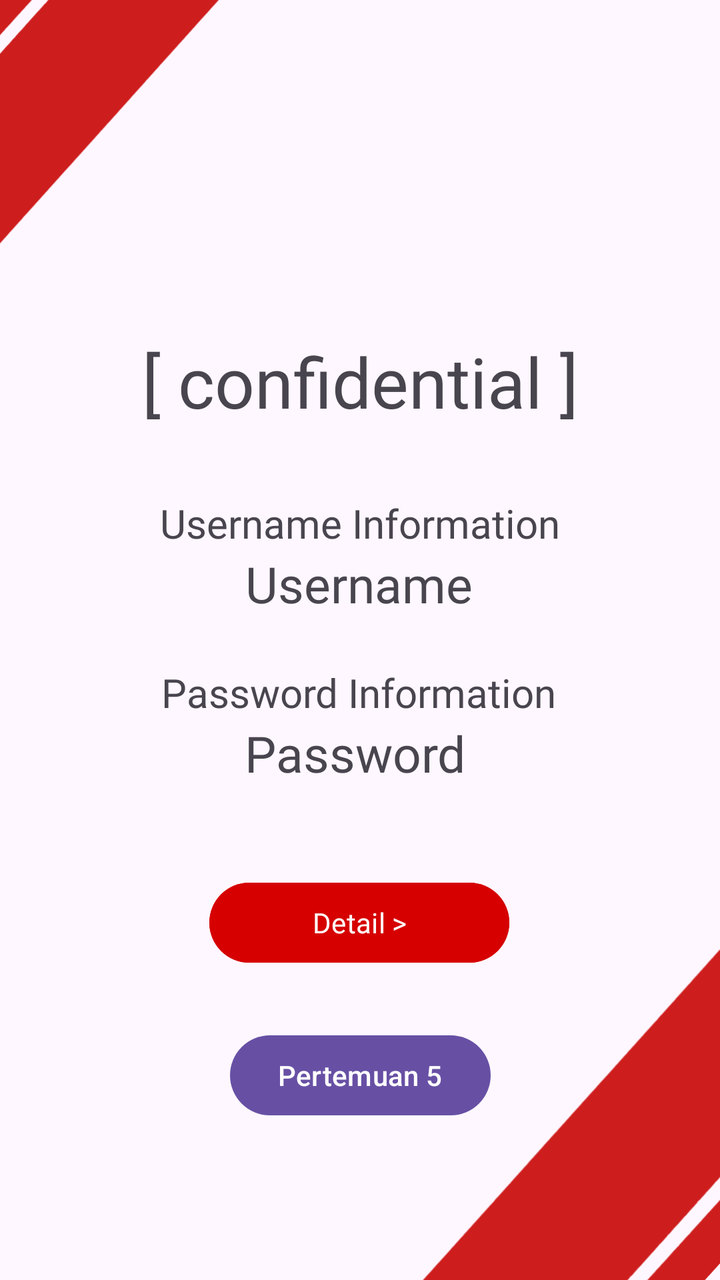
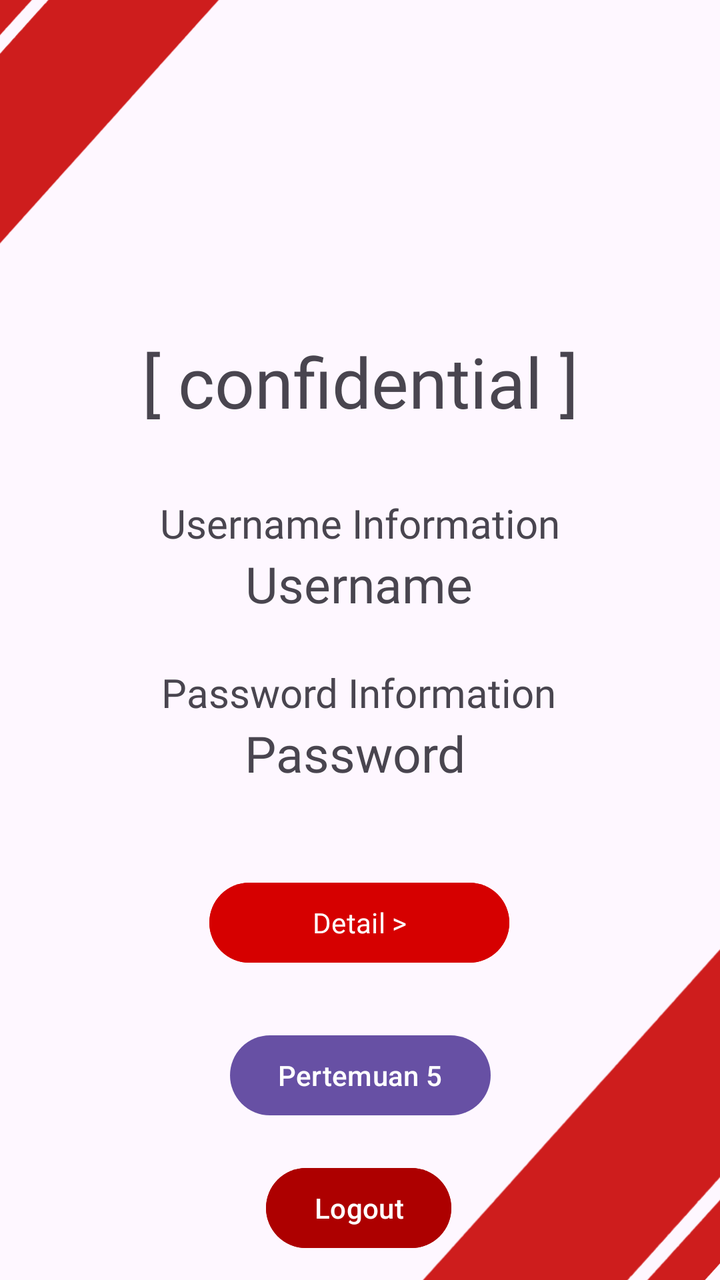

An Android layout rendered at two revisions. The XML below is the earlier revision; the diff shows what the commit changed to produce the second picture.
<!-- AndroidManifest.xml: application theme Theme.Sherine_TIA -->
<!-- res/layout/activity_main.xml -->
<?xml version="1.0" encoding="utf-8"?>
<androidx.constraintlayout.widget.ConstraintLayout xmlns:android="http://schemas.android.com/apk/res/android"
    xmlns:app="http://schemas.android.com/apk/res-auto"
    xmlns:tools="http://schemas.android.com/tools"
    android:id="@+id/main"
    android:layout_width="match_parent"
    android:layout_height="match_parent"
    tools:context=".MainActivity">

    <ImageView
        android:id="@+id/imageView12"
        android:layout_width="452dp"
        android:layout_height="239dp"
        android:layout_marginEnd="92dp"
        app:layout_constraintBottom_toBottomOf="parent"
        app:layout_constraintEnd_toEndOf="parent"
        app:layout_constraintTop_toTopOf="parent"
        app:layout_constraintVertical_bias="0.0"
        app:srcCompat="@drawable/red" />

    <ImageView
        android:id="@+id/imageView13"
        android:layout_width="440dp"
        android:layout_height="287dp"
        android:layout_marginStart="72dp"
        android:rotation="-180"
        app:layout_constraintBottom_toBottomOf="parent"
        app:layout_constraintStart_toStartOf="parent"
        app:layout_constraintTop_toTopOf="parent"
        app:layout_constraintVertical_bias="1.0"
        app:srcCompat="@drawable/red" />

    <TextView
        android:id="@+id/password"
        android:layout_width="wrap_content"
        android:layout_height="wrap_content"
        android:layout_marginStart="80dp"
        android:layout_marginEnd="84dp"
        android:fontFamily="@font/cinzel_regular"
        android:text="Password"
        android:textSize="25dp"
        app:layout_constraintEnd_toEndOf="parent"
        app:layout_constraintHorizontal_bias="0.494"
        app:layout_constraintStart_toStartOf="parent"
        app:layout_constraintTop_toBottomOf="@+id/txtPassword" />

    <TextView
        android:id="@+id/textView5"
        android:layout_width="wrap_content"
        android:layout_height="wrap_content"
        android:fontFamily="@font/cinzel_bold"
        android:text="[ confidential ]"
        android:textSize="35dp"
        app:layout_constraintBottom_toBottomOf="parent"
        app:layout_constraintEnd_toEndOf="parent"
        app:layout_constraintStart_toStartOf="parent"
        app:layout_constraintTop_toTopOf="parent"
        app:layout_constraintVertical_bias="0.282" />

    <TextView
        android:id="@+id/username"
        android:layout_width="wrap_content"
        android:layout_height="wrap_content"
        android:fontFamily="@font/cinzel_regular"
        android:text="Username"
        android:textSize="25dp"
        app:layout_constraintEnd_toEndOf="parent"
        app:layout_constraintHorizontal_bias="0.498"
        app:layout_constraintStart_toStartOf="parent"
        app:layout_constraintTop_toBottomOf="@+id/txtUsername" />

    <TextView
        android:id="@+id/txtUsername"
        android:layout_width="wrap_content"
        android:layout_height="wrap_content"
        android:layout_marginTop="34dp"
        android:fontFamily="@font/cinzel_bold"
        android:text="Username Information"
        android:textSize="20sp"
        app:layout_constraintEnd_toEndOf="parent"
        app:layout_constraintStart_toStartOf="parent"
        app:layout_constraintTop_toBottomOf="@+id/textView5" />

    <TextView
        android:id="@+id/txtPassword"
        android:layout_width="wrap_content"
        android:layout_height="wrap_content"
        android:layout_marginTop="24dp"
        android:fontFamily="@font/cinzel_bold"
        android:text="Password Information"
        android:textSize="20sp"
        app:layout_constraintEnd_toEndOf="parent"
        app:layout_constraintHorizontal_bias="0.496"
        app:layout_constraintStart_toStartOf="parent"
        app:layout_constraintTop_toBottomOf="@+id/username" />

    <Button
        android:id="@+id/btnDetail"
        android:layout_width="150dp"
        android:layout_height="wrap_content"
        android:layout_marginTop="44dp"
        android:backgroundTint="@color/button"
        android:fontFamily="@font/godofwar"
        android:text="Detail >"
        app:layout_constraintEnd_toEndOf="parent"
        app:layout_constraintHorizontal_bias="0.498"
        app:layout_constraintStart_toStartOf="parent"
        app:layout_constraintTop_toBottomOf="@+id/password" />

    <Button
        android:id="@+id/btntolima"
        android:layout_width="wrap_content"
        android:layout_height="wrap_content"
        android:text="Pertemuan 5"
        app:layout_constraintBottom_toBottomOf="parent"
        app:layout_constraintEnd_toEndOf="parent"
        app:layout_constraintStart_toStartOf="parent"
        app:layout_constraintTop_toBottomOf="@+id/btnDetail"
        app:layout_constraintVertical_bias="0.266" />

</androidx.constraintlayout.widget.ConstraintLayout>
<!-- resources referenced by this layout -->
<resources>
  <color name="button">#D60000</color>
  <!-- drawable red: jpeg bitmap (drawable, 53799 bytes) -->
  <style name="Theme.Sherine_TIA" parent="Base.Theme.Sherine_TIA" />
  <style name="Base.Theme.Sherine_TIA" parent="Theme.Material3.DayNight.NoActionBar">
          
          
      </style>
</resources>

<!-- the commit's change to res/layout/activity_main.xml (unified diff, before → after) -->
@@ -118,4 +118,18 @@
         app:layout_constraintTop_toBottomOf="@+id/btnDetail"
         app:layout_constraintVertical_bias="0.266" />
 
+    <Button
+        android:id="@+id/btnLogout"
+        android:layout_width="wrap_content"
+        android:layout_height="wrap_content"
+        android:layout_marginTop="16dp"
+        android:text="Logout"
+        android:backgroundTint="#AD0000"
+        app:layout_constraintBottom_toBottomOf="parent"
+        app:layout_constraintEnd_toEndOf="parent"
+        app:layout_constraintHorizontal_bias="0.498"
+        app:layout_constraintStart_toStartOf="parent"
+        app:layout_constraintTop_toBottomOf="@+id/btntolima"
+        app:layout_constraintVertical_bias="0.161" />
+
 </androidx.constraintlayout.widget.ConstraintLayout>
